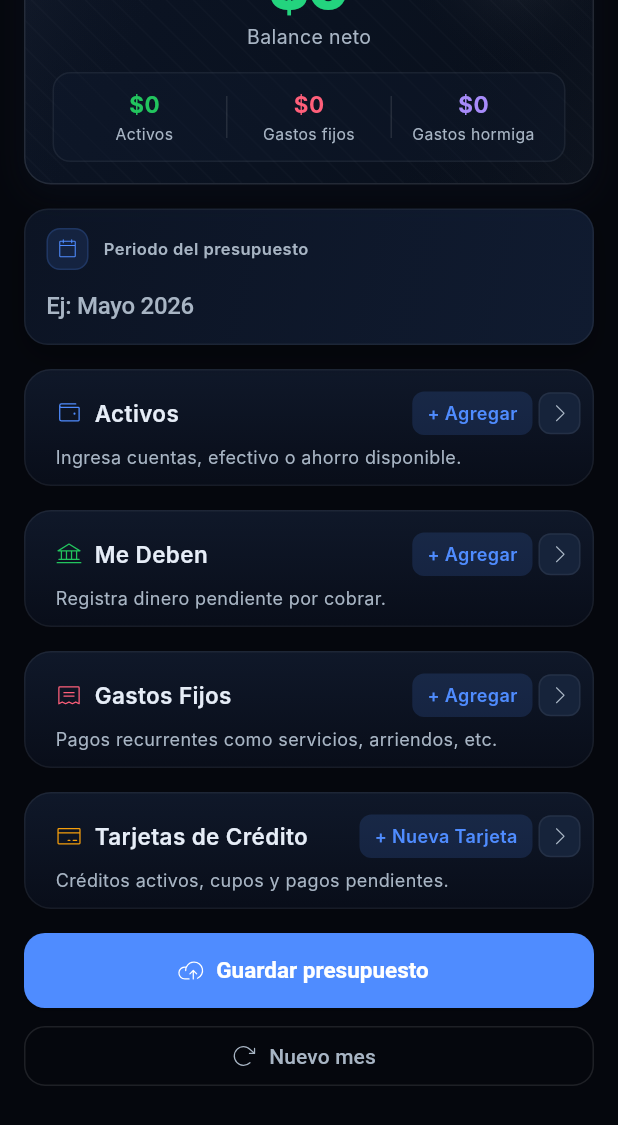
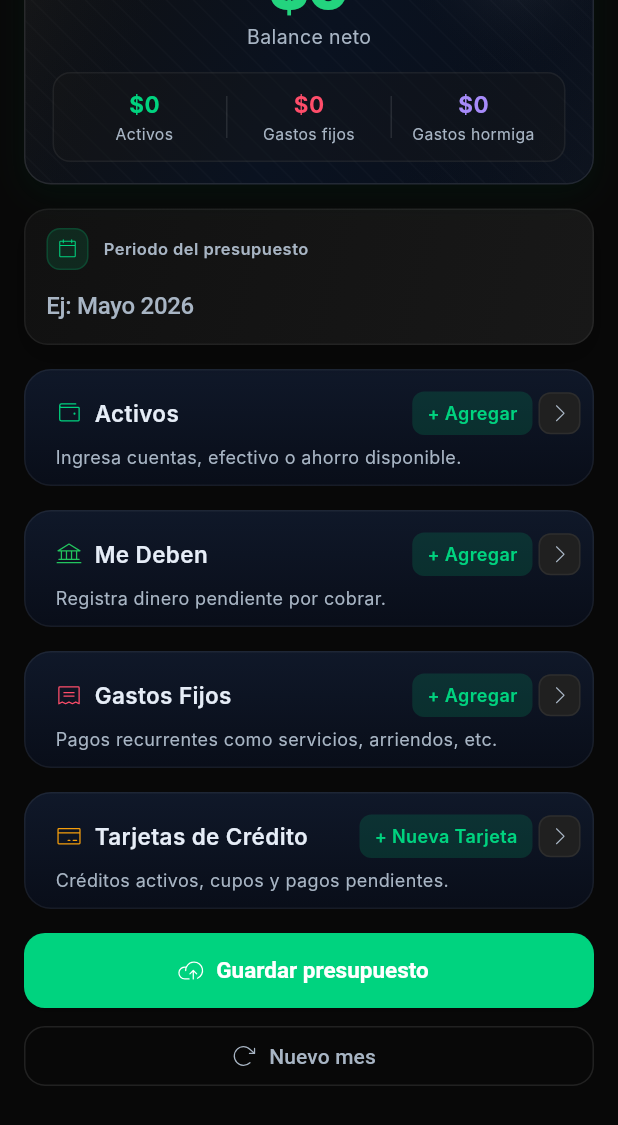
Before and after one commit to JuanDelgado06/finanzas-personales-app, a Flutter app: the BudgetScreen screen opened directly, scrolled down 84 dp, on a phone screen of 412 x 824 dp. Shown: the top 1125 px of the screen. Run offline on Flutter 3.47's test engine with Material 3 defaults, Android fonts, the phone set to English and light mode, and no system bars; our stand-ins replace firebase_auth, firebase_core, fl_chart, flutter_slidable, google_sign_in, phosphor_flutter and 1 more; accounts and stored records are empty; network calls fail; Roboto replaces fonts that are missing (Inter).

Commit message:
feat: actualizar colores del tema de la aplicación para mejorar la estética

```diff
--- a/lib/theme/app_theme.dart
+++ b/lib/theme/app_theme.dart
@@ -1,16 +1,16 @@
 import 'package:flutter/material.dart';
 
-const Color kAppBg = Color(0xFF05070D);
-const Color kSurface = Color(0xFF0C1424);
-const Color kSurfaceSoft = Color(0xFF101B30);
-const Color kSurfaceHover = Color(0xFF16233A);
+const Color kAppBg = Color(0xFF080808);
+const Color kSurface = Color(0xFF111111);
+const Color kSurfaceSoft = Color(0xFF181818);
+const Color kSurfaceHover = Color(0xFF202020);
 const Color kLine = Color(0x1AFFFFFF);
 const Color kLineSoft = Color(0x0FFFFFFF);
 const Color kTextMain = Color(0xFFE6EDF7);
 const Color kTextSoft = Color(0xFFA8B5C4);
-const Color kAccent = Color(0xFF4F8CFF);
-const Color kDanger = Color(0xFFFF5F7A);
-const Color kSuccess = Color(0xFF22C55E);
+const Color kAccent = Color(0xFF00D37F);
+const Color kDanger = Color(0xFFFF4D6A);
+const Color kSuccess = Color(0xFF00D37F);
 const Color kWarning = Color(0xFFA78BFA);
 
 ThemeData buildAppTheme() {
```
